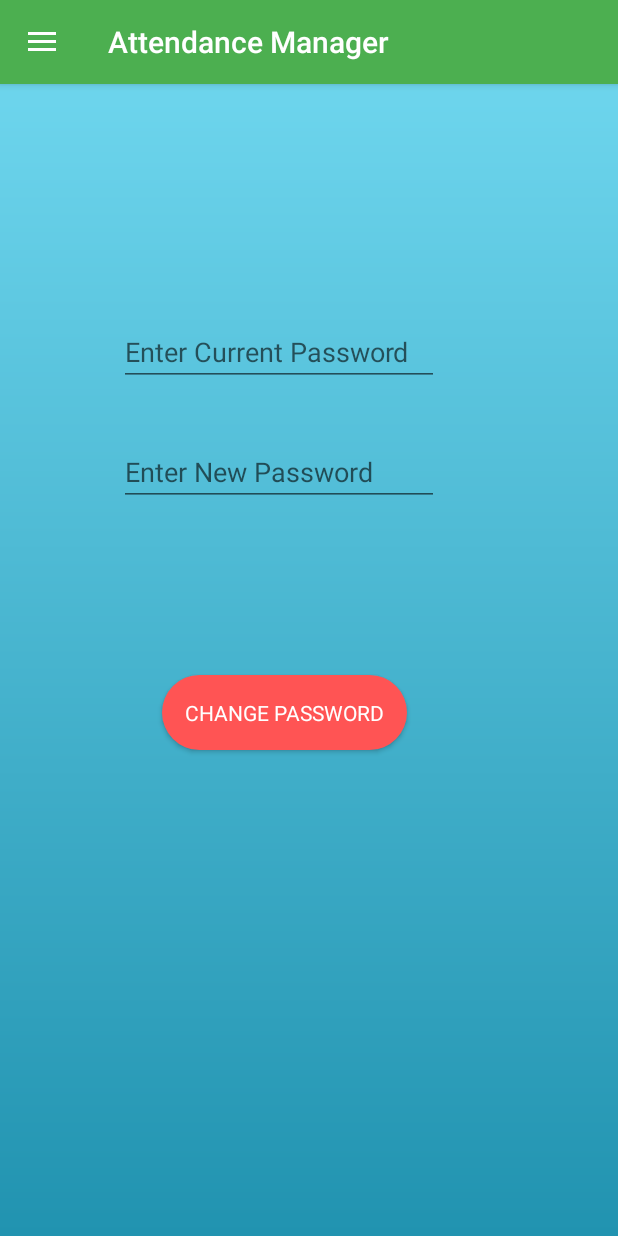
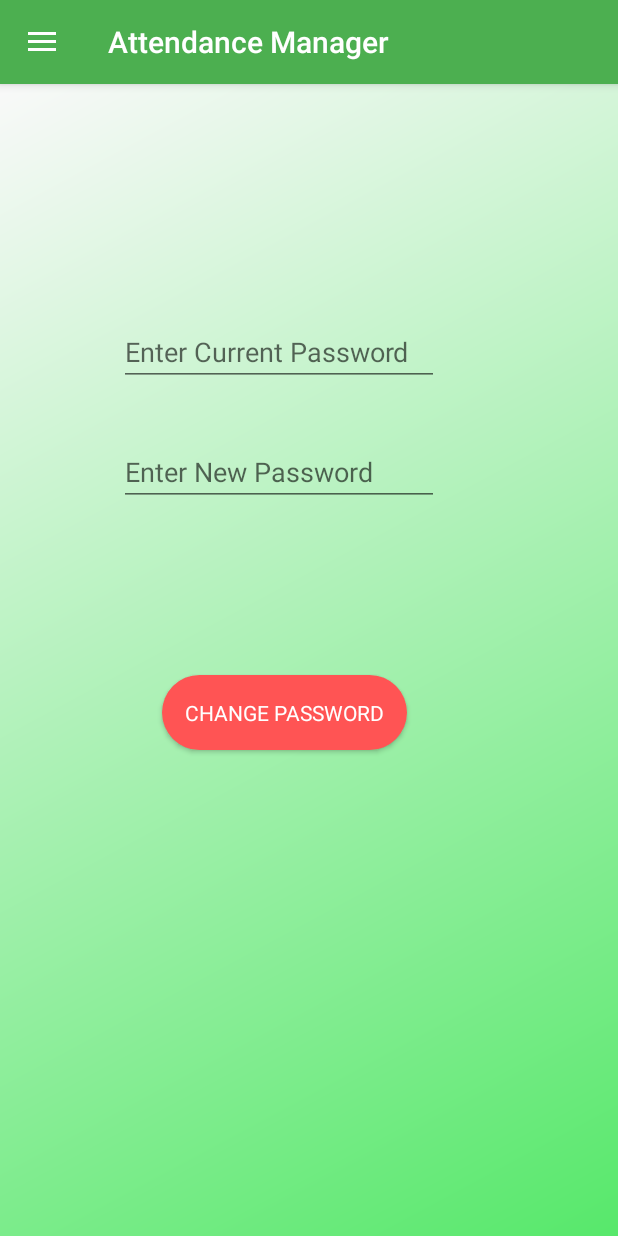
Before and after one commit to shashank-patel007/Attendance-Management-System, an Android app: the fragment FragmentSettings placed in its activity, on a phone screen of 412 x 824 dp. Run offline under Robolectric (Android 15) with nearby library versions, the phone set to English and light mode, and no system bars; our stand-ins replace Firebase (no records; nobody signed in at launch, a user with empty details on screens opened directly); libraries missing offline, so code that uses them is left out: com.rey.material; plain views replace FrameLayout; Roboto replaces fonts that are not available here.

Commit message:
New Commit

```diff
--- a/app/src/main/res/drawable/gradient1.xml
+++ b/app/src/main/res/drawable/gradient1.xml
@@ -2,8 +2,8 @@
 <shape android:shape="rectangle"
     xmlns:android="http://schemas.android.com/apk/res/android">
     <gradient
-        android:startColor="#2193b0"
-        android:endColor="#6dd5ed"
-        android:angle="90"
+        android:startColor="#57e86b"
+        android:endColor="#f9f9f9"
+        android:angle="135"
         />
 </shape>
```
